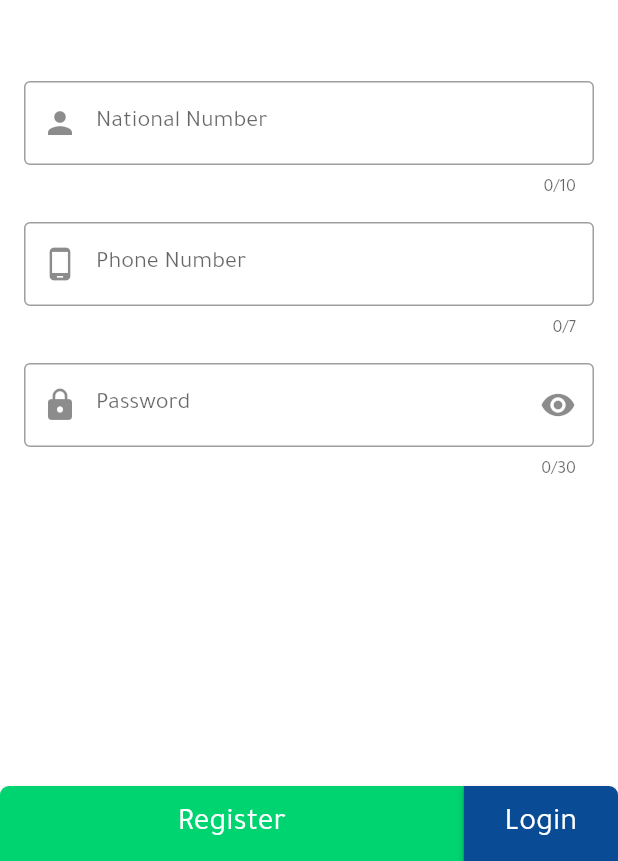
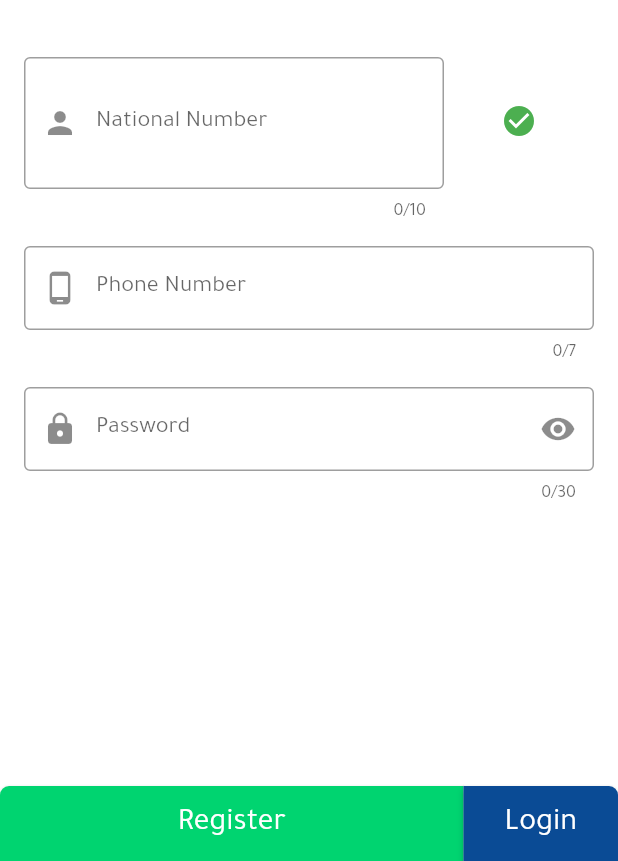
Before and after one commit to devhasanalhamed/digital_wallet, a Flutter app: the screen it shows after launch, after a tap on "Register", on a phone screen of 412 x 824 dp, the part 375-1236 px from its top. Run offline on Flutter 3.47's test engine with Material 2 defaults, Android fonts, the phone set to English and light mode, and no system bars; our stand-ins replace font_awesome_flutter.

Commit message:
Update auth_screen.dart
small enhancements

```diff
--- a/lib/view/screens/auth_screen.dart
+++ b/lib/view/screens/auth_screen.dart
@@ -13,8 +13,11 @@ class _AuthScreenState extends State<AuthScreen> {
   final _formKey = GlobalKey<FormState>();
   var _login = true;
   var _loding = false;
-  String? _phoneNumber;
-  String? _password;
+  String? _loginPhoneNumber;
+  String? _loginPassword;
+  final _registerID = TextEditingController();
+  String? _registerPhoneNumber;
+  String? _registerPassword;
 
   void _onSave() {
     final weAreOkay = _formKey.currentState!.validate();
@@ -25,13 +28,16 @@ class _AuthScreenState extends State<AuthScreen> {
       });
       if (_login) {
         Provider.of<AuthProvider>(context, listen: false)
-            .authLogin(_phoneNumber, _password);
+            .authLogin(_loginPhoneNumber, _loginPassword);
       } else {}
     }
   }
 
   @override
   Widget build(BuildContext context) {
+    final nationalIDTextFormLocker =
+        Provider.of<AuthProvider>(context, listen: false).nationalIDAccepted;
+
     final screenSize = MediaQuery.of(context).size;
     return Scaffold(
       resizeToAvoidBottomInset: false,
@@ -115,7 +121,7 @@ class _AuthScreenState extends State<AuthScreen> {
                             return null;
                           },
                           onSaved: (value) {
-                            _phoneNumber = value;
+                            _loginPhoneNumber = value;
                           },
                         ),
                         const SizedBox(height: 16.0),
@@ -135,7 +141,7 @@ class _AuthScreenState extends State<AuthScreen> {
                             return null;
                           },
                           onSaved: (value) {
-                            _password = value;
+                            _loginPassword = value;
                           },
                         ),
                         const SizedBox(height: 16.0),
@@ -184,23 +190,63 @@ class _AuthScreenState extends State<AuthScreen> {
                       crossAxisAlignment: CrossAxisAlignment.center,
                       mainAxisAlignment: MainAxisAlignment.center,
                       children: <Widget>[
-                        TextFormField(
-                          decoration: const InputDecoration(
+                        Row(
+                          crossAxisAlignment: CrossAxisAlignment.center,
+                          children: [
+                            Expanded(
+                              child: TextFormField(
+                                decoration: InputDecoration(
                                   labelText: 'National Number',
-                            border: OutlineInputBorder(),
-                            prefixIcon: Icon(Icons.person),
+                                  border: const OutlineInputBorder(),
+                                  prefixIcon: const Icon(Icons.person),
+                                  suffix: IconButton(
+                                    onPressed: () {},
+                                    padding: EdgeInsets.zero,
+                                    style: ButtonStyle(
+                                      tapTargetSize:
+                                          MaterialTapTargetSize.shrinkWrap,
+                                    ),
+                                    icon: const Icon(Icons.abc),
+                                  ),
                                 ),
                                 keyboardType: TextInputType.number,
                                 maxLength: 10,
+                                readOnly: nationalIDTextFormLocker,
+                                controller: _registerID,
+                                onChanged: (value) {
+                                  if (value.length == 10) {
+                                    print(_registerID.value.text);
+                                    Provider.of<AuthProvider>(context,
+                                            listen: false)
+                                        .testID('${_registerID.value.text}')
+                                        .onError((error, stackTrace) =>
+                                            print('id error'));
+                                  }
+                                },
                                 validator: (value) {
                                   if (value!.isEmpty) {
                                     return 'Please enter your National Number';
                                   }
                                   return null;
                                 },
-                          onSaved: (value) {
-                            _phoneNumber = value;
-                          },
+                                onSaved: (value) {},
+                              ),
+                            ),
+                            Container(
+                              padding: const EdgeInsets.only(
+                                bottom: 25.0,
+                              ),
+                              width: 100,
+                              child: nationalIDTextFormLocker
+                                  ? const Icon(
+                                      Icons.check_circle,
+                                      color: Colors.green,
+                                    )
+                                  : const Center(
+                                      child: CircularProgressIndicator(),
+                                    ),
+                            ),
+                          ],
                         ),
                         const SizedBox(height: 16.0),
                         TextFormField(
@@ -219,7 +265,7 @@ class _AuthScreenState extends State<AuthScreen> {
                             return null;
                           },
                           onSaved: (value) {
-                            _password = value;
+                            _registerPhoneNumber = value;
                           },
                         ),
                         const SizedBox(height: 16.0),
@@ -238,7 +284,7 @@ class _AuthScreenState extends State<AuthScreen> {
                             return null;
                           },
                           onSaved: (value) {
-                            _phoneNumber = value;
+                            _registerPassword = value;
                           },
                         ),
                       ],
```
Lines whose indentation alone changed are shown as unchanged.
